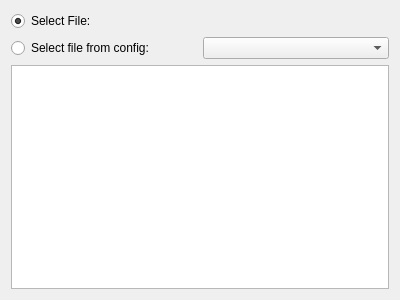
Old version of the form src/filter/ui/selectthunderbirdfilterfileswidget.ui in the repository KDE/mailcommon.
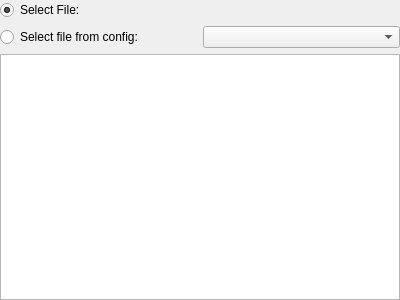
New version of the form. Custom widgets are drawn as their Qt base class.

Commit message: Remove duplicate margin

Diff of the .ui file:
```diff
--- a/src/filter/ui/selectthunderbirdfilterfileswidget.ui
+++ b/src/filter/ui/selectthunderbirdfilterfileswidget.ui
@@ -11,6 +11,18 @@
    </rect>
   </property>
   <layout class="QGridLayout" name="gridLayout">
+   <property name="leftMargin">
+    <number>0</number>
+   </property>
+   <property name="topMargin">
+    <number>0</number>
+   </property>
+   <property name="rightMargin">
+    <number>0</number>
+   </property>
+   <property name="bottomMargin">
+    <number>0</number>
+   </property>
    <item row="0" column="0">
     <widget class="QRadioButton" name="selectFile">
      <property name="text">
@@ -53,7 +65,7 @@
   </customwidget>
   <customwidget>
    <class>KUrlRequester</class>
-   <extends>QFrame</extends>
+   <extends>QWidget</extends>
    <header>kurlrequester.h</header>
   </customwidget>
  </customwidgets>
```
The commit also changes 1 other file.
